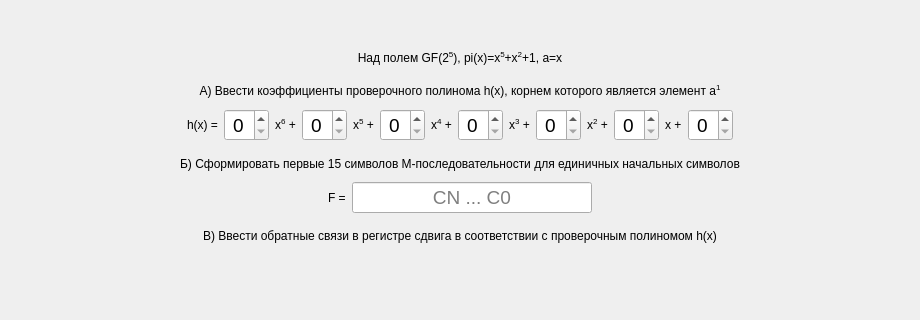
Qt form task/screentask2.ui (bukhmastov/fpsp) before a commit; both pictures show x 0 to 920 and y 0 to 320 of the 920 by 937 pixel window.
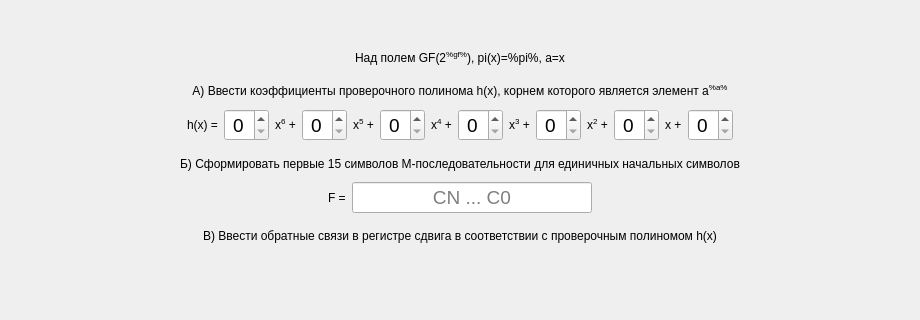
The same form after that commit. Icons and pictures are not drawn. Custom widgets are drawn as their Qt base class.

```diff
--- a/task/screentask2.ui
+++ b/task/screentask2.ui
@@ -50,7 +50,7 @@
         <string notr="true">font: 75 16pt &quot;MS Shell Dlg 2&quot;;</string>
        </property>
        <property name="text">
-        <string>Над полем GF(2&lt;sup&gt;5&lt;/sup&gt;), pi(x)=x&lt;sup&gt;5&lt;/sup&gt;+x&lt;sup&gt;2&lt;/sup&gt;+1, a=x</string>
+        <string>Над полем GF(2&lt;sup&gt;%gf%&lt;/sup&gt;), pi(x)=%pi%, a=x</string>
        </property>
        <property name="alignment">
         <set>Qt::AlignCenter</set>
@@ -82,7 +82,7 @@
         <string notr="true">font: 75 16pt &quot;MS Shell Dlg 2&quot;;</string>
        </property>
        <property name="text">
-        <string>А) Ввести коэффициенты проверочного полинома h(x), корнем которого является элемент a&lt;sup&gt;1&lt;/sup&gt;</string>
+        <string>А) Ввести коэффициенты проверочного полинома h(x), корнем которого является элемент a&lt;sup&gt;%a%&lt;/sup&gt;</string>
        </property>
        <property name="alignment">
         <set>Qt::AlignCenter</set>
```
Left out of the diff: 57 changed lines with no effect on the pictures.
